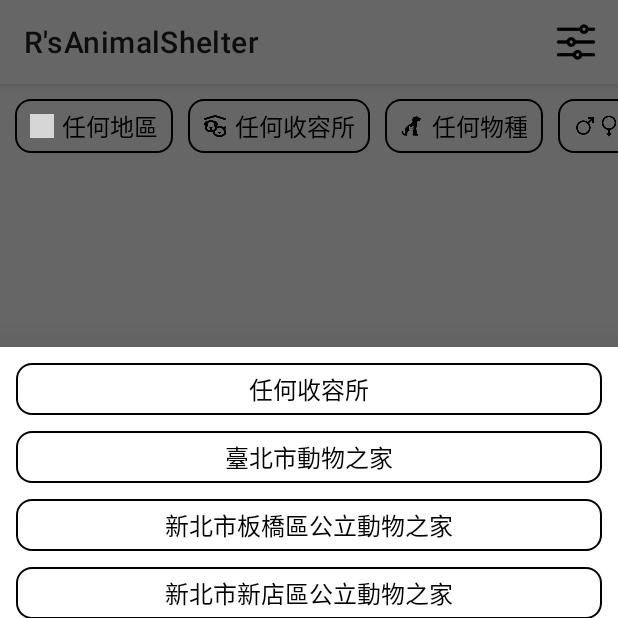
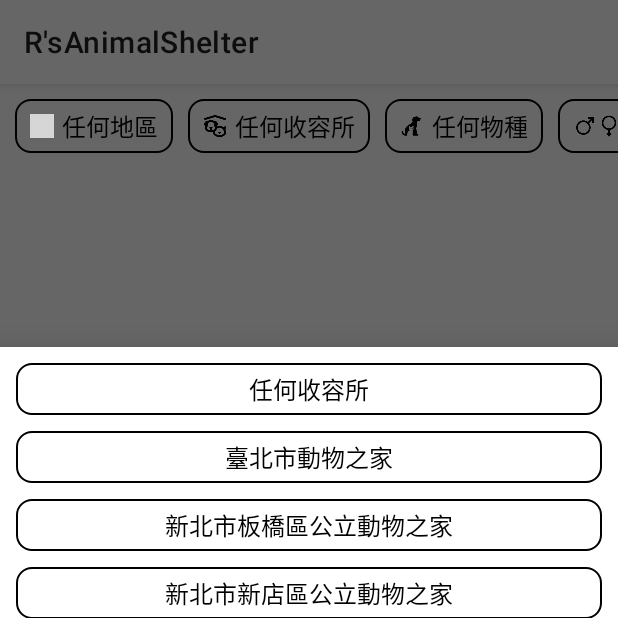
Before and after one commit to chaoJen/AnimalShelter, an Android app: the screen it shows after launch (MainActivity), after a tap on "任何收容所", on a phone screen of 412 x 824 dp, the top half of it. Run offline under Robolectric (Android 15) with nearby library versions, the phone set to English and light mode, and no system bars; our stand-ins replace Room's generated code; network calls fail; pictures from the network do not load; 1 statement that could not run was skipped; grey boxes are pictures that could not be loaded.

Commit message:
[新增] 篩選功能重設

```diff
--- a/app/src/main/java/com/mrr/animalshelter/ui/page/main/MainActivity.kt
+++ b/app/src/main/java/com/mrr/animalshelter/ui/page/main/MainActivity.kt
@@ -74,11 +74,6 @@ class MainActivity : BaseActivity() {
     }
 
     override fun onOptionsItemSelected(item: MenuItem?): Boolean {
-        when (item?.itemId) {
-            R.id.item_filter -> {
-                // TODO launch filter setting
-            }
-        }
         return true
     }
 
--- a/app/src/main/java/com/mrr/animalshelter/ui/page/main/MainViewModel.kt
+++ b/app/src/main/java/com/mrr/animalshelter/ui/page/main/MainViewModel.kt
@@ -213,6 +213,13 @@ class MainViewModel(private val repository: AnimalRepository, animalFilter: Anim
         resetAnimals()
     }
 
+    fun resetFilter() {
+        if (animalFilter.value != AnimalFilter()) {
+            animalFilter.value = AnimalFilter()
+            resetAnimals()
+        }
+    }
+
     fun showFilterBottomSheetShelter() {
         val filterArea = animalFilter.value?.area ?: AnimalArea.All
         onShowFilterBottomSheetShelterEvent.postValue(AnimalShelter.find(filterArea))
--- a/app/src/main/java/com/mrr/animalshelter/ui/page/main/fragment/GalleryHostFragment.kt
+++ b/app/src/main/java/com/mrr/animalshelter/ui/page/main/fragment/GalleryHostFragment.kt
@@ -56,6 +56,7 @@ class GalleryHostFragment : BaseFragment(), View.OnClickListener {
             R.id.layFilterAnimalColour -> showBottomSheetColour()
             R.id.layFilterAnimalBacterin -> mViewModel.changeFilterAnimalBacterin()
             R.id.layFilterAnimalSterilization -> mViewModel.changeFilterAnimalSterilization()
+            R.id.layFilterReset -> mViewModel.resetFilter()
         }
     }
 
@@ -74,6 +75,7 @@ class GalleryHostFragment : BaseFragment(), View.OnClickListener {
         layFilterAnimalColour.setOnClickListener(this)
         layFilterAnimalBacterin.setOnClickListener(this)
         layFilterAnimalSterilization.setOnClickListener(this)
+        layFilterReset.setOnClickListener(this)
         layRefresh.setOnRefreshListener { mViewModel.resetAnimals() }
     }
 
--- a/app/src/main/res/layout/fragment_host_gallery.xml
+++ b/app/src/main/res/layout/fragment_host_gallery.xml
@@ -308,6 +308,27 @@
                     app:layout_constraintLeft_toLeftOf="parent"
                     tools:text="絕育"/>
             </LinearLayout>
+
+            <!-- 重設 -->
+            <LinearLayout
+                android:id="@+id/layFilterReset"
+                android:layout_width="wrap_content"
+                android:layout_height="match_parent"
+                android:orientation="horizontal"
+                android:gravity="center"
+                android:background="@drawable/bg_item_filter"
+                android:paddingVertical="5dp"
+                android:paddingHorizontal="10dp"
+                android:layout_marginStart="10dp"
+                app:layout_constraintTop_toTopOf="parent"
+                app:layout_constraintLeft_toRightOf="@+id/layFilterAnimalSterilization">
+
+                <TextView
+                    android:text="@string/gallery_filter_title_reset"
+                    android:textSize="@dimen/filter_text_size"
+                    android:layout_width="wrap_content"
+                    android:layout_height="wrap_content" />
+            </LinearLayout>
         </androidx.constraintlayout.widget.ConstraintLayout>
     </HorizontalScrollView>
 
--- a/app/src/main/res/menu/menu_main.xml
+++ b/app/src/main/res/menu/menu_main.xml
@@ -1,9 +1,5 @@
 <?xml version="1.0" encoding="utf-8"?>
 <menu xmlns:android="http://schemas.android.com/apk/res/android"
     xmlns:app="http://schemas.android.com/apk/res-auto">
-    <item
-        android:id="@+id/item_filter"
-        android:icon="@drawable/ic_menu_filter"
-        android:title="@string/menu_title_filter"
-        app:showAsAction="ifRoom"/>
+
 </menu>
--- a/app/src/main/res/values/strings.xml
+++ b/app/src/main/res/values/strings.xml
@@ -214,5 +214,6 @@
     <string name="gallery_filter_title_description_animal_kind">動物圖示</string>
     <string name="gallery_filter_title_description_location_mark">座標圖示</string>
     <string name="gallery_filter_title_description_health">健康狀態圖示</string>
+    <string name="gallery_filter_title_reset">重設</string>
     <!---->
 </resources>
```
